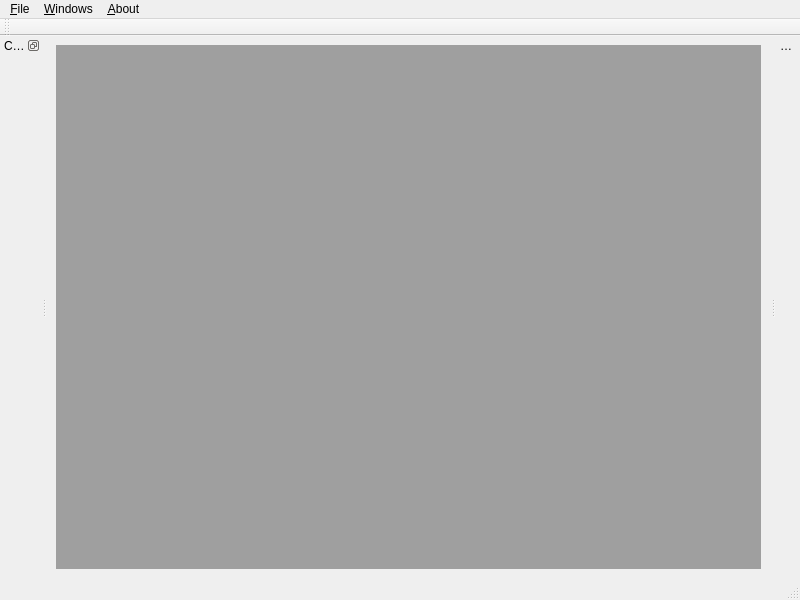
Old version of the form mac/examples/GasInfo/mainwindow.ui in the repository Quenii/ADCEVM.
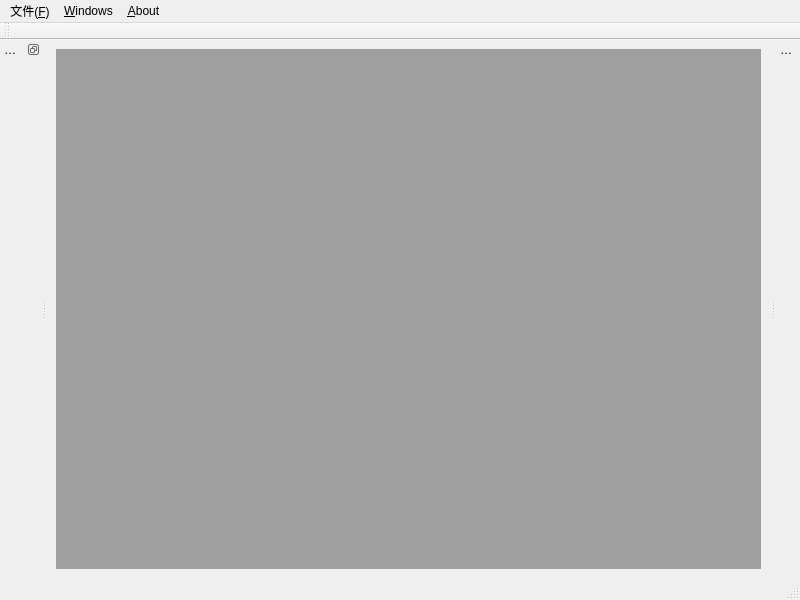
New version of the form. Custom widgets are drawn as their Qt base class.

```diff
--- a/mac/examples/GasInfo/mainwindow.ui
+++ b/mac/examples/GasInfo/mainwindow.ui
@@ -26,12 +26,12 @@
      <x>0</x>
      <y>0</y>
      <width>800</width>
-     <height>21</height>
+     <height>22</height>
     </rect>
    </property>
    <widget class="QMenu" name="menuFile">
     <property name="title">
-     <string>&amp;File</string>
+     <string>文件(&amp;F)</string>
     </property>
     <addaction name="actionSave"/>
     <addaction name="actionLoad"/>
@@ -71,7 +71,7 @@
     <set>Qt::LeftDockWidgetArea|Qt::RightDockWidgetArea</set>
    </property>
    <property name="windowTitle">
-    <string>Control Panel</string>
+    <string>控制面板</string>
    </property>
    <attribute name="dockWidgetArea">
     <number>1</number>
```
Left out of the diff: 10 changed lines with no effect on the pictures.
